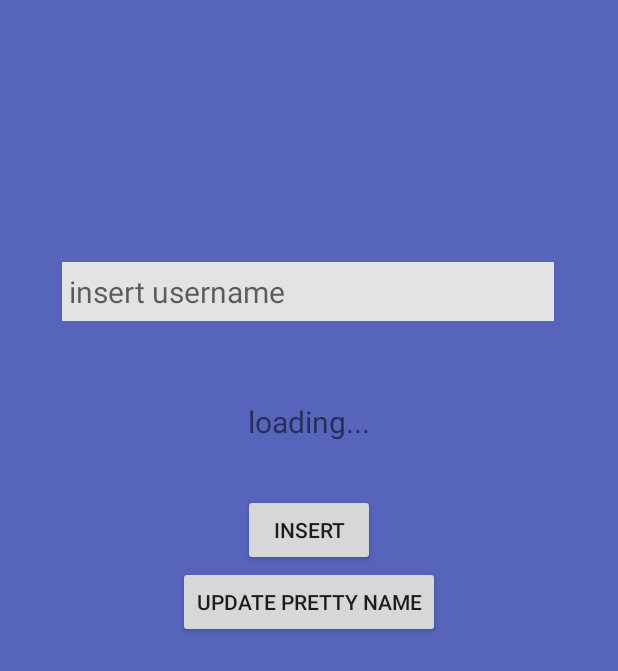
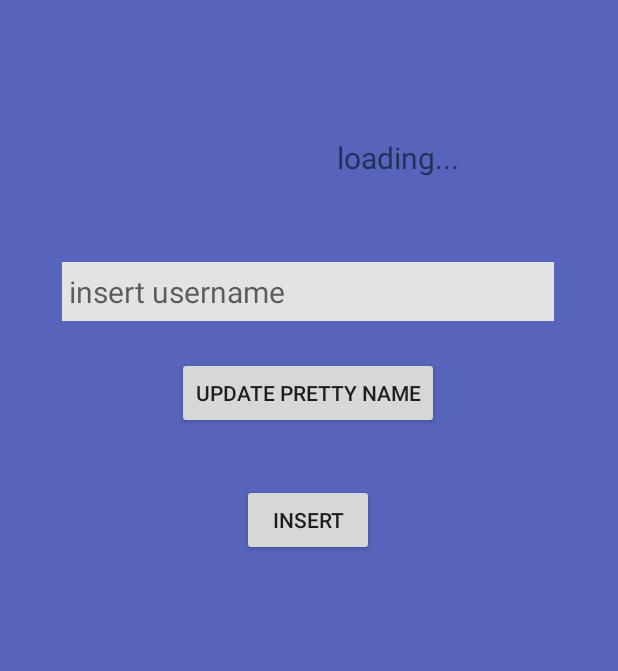
Before and after one commit to enavhasson/Server_Client_Calls, an Android app: the layout activity_main.xml on its own in the app's theme, with its tools: preview values and no code run, on a phone screen of 412 x 824 dp. Shown: the top 671 px of the screen. Run offline under Robolectric (Android 15) with nearby library versions, the phone set to English and light mode, and no system bars.

Commit message:
Code arrangement

```diff
--- a/app/src/main/AndroidManifest.xml
+++ b/app/src/main/AndroidManifest.xml
@@ -8,6 +8,7 @@
         android:label="@string/app_name"
         android:roundIcon="@mipmap/ic_launcher_round"
         android:supportsRtl="true"
+
         android:theme="@style/AppTheme">
         <activity android:name=".MainActivity">
             <intent-filter>
--- a/app/src/main/java/com/example/server_client_calls/ClientServerActivity.kt
+++ /dev/null
@@ -1,4 +0,0 @@
-package com.example.server_client_calls
-
-class ClientServerActivity {
-}
--- a/app/src/main/java/com/example/server_client_calls/ServerHolder.java
+++ b/app/src/main/java/com/example/server_client_calls/ServerHolder.java
@@ -2,7 +2,6 @@ package com.example.server_client_calls;
 
 import com.google.gson.Gson;
 import com.google.gson.GsonBuilder;
-
 import okhttp3.OkHttpClient;
 import retrofit2.Retrofit;
 import retrofit2.converter.gson.GsonConverterFactory;
@@ -12,7 +11,7 @@ public class ServerHolder {
     public static String BASE_URL= "http://10.0.0.9:5678";//todo debug
     private static ServerHolder instance = null;
 
-    synchronized static ServerHolder getInstance(){
+    public synchronized static ServerHolder getInstance(){
         if (instance == null) {
             instance = new ServerHolder();
         }
--- a/app/src/main/res/layout/activity_main.xml
+++ b/app/src/main/res/layout/activity_main.xml
@@ -12,14 +12,14 @@
         android:id="@+id/loadingTextView"
         android:layout_width="wrap_content"
         android:layout_height="wrap_content"
+        android:text="@string/loadingTextViewStr"
         android:textSize="20sp"
-        android:text="@string/loadingTextViewStr"
-        app:layout_constraintBottom_toBottomOf="parent"
+        app:layout_constraintBottom_toTopOf="@id/prettyNameTV"
         app:layout_constraintEnd_toEndOf="parent"
-        app:layout_constraintHorizontal_bias="0.499"
-        app:layout_constraintStart_toStartOf="parent"
-        app:layout_constraintTop_toBottomOf="@id/username_TV"
-        app:layout_constraintVertical_bias="0.092" />
+        app:layout_constraintHorizontal_bias="0.315"
+        app:layout_constraintStart_toEndOf="@id/profileImageView"
+        app:layout_constraintTop_toTopOf="parent"
+        app:layout_constraintVertical_bias="0.571" />
 
     <EditText
         android:id="@+id/username_TV"
@@ -43,10 +43,10 @@
         android:textSize="20sp"
         app:layout_constraintBottom_toBottomOf="parent"
         app:layout_constraintEnd_toEndOf="parent"
-        app:layout_constraintHorizontal_bias="0.499"
+        app:layout_constraintHorizontal_bias="0.498"
         app:layout_constraintStart_toStartOf="parent"
         app:layout_constraintTop_toTopOf="parent"
-        app:layout_constraintVertical_bias="0.304" />
+        app:layout_constraintVertical_bias="0.235" />
 
     <Button
         android:id="@+id/insert_button"
@@ -56,10 +56,10 @@
         android:text="@string/insert_button_text"
         app:layout_constraintBottom_toBottomOf="parent"
         app:layout_constraintEnd_toEndOf="parent"
-        app:layout_constraintHorizontal_bias="0.499"
+        app:layout_constraintHorizontal_bias="0.498"
         app:layout_constraintStart_toStartOf="parent"
-        app:layout_constraintTop_toBottomOf="@+id/prettyNameTV"
-        app:layout_constraintVertical_bias="0.0" />
+        app:layout_constraintTop_toBottomOf="@+id/username_TV"
+        app:layout_constraintVertical_bias="0.097" />
 
     <Button
         android:id="@+id/insertPrettyNameButton"
@@ -68,10 +68,10 @@
         android:text="UPDATE Pretty Name"
         app:layout_constraintBottom_toBottomOf="parent"
         app:layout_constraintEnd_toEndOf="parent"
-        app:layout_constraintHorizontal_bias="0.499"
+        app:layout_constraintHorizontal_bias="0.497"
         app:layout_constraintStart_toStartOf="parent"
-        app:layout_constraintTop_toBottomOf="@+id/insert_button"
-        app:layout_constraintVertical_bias="0.0" />
+        app:layout_constraintTop_toBottomOf="@+id/prettyNameTV"
+        app:layout_constraintVertical_bias="0.042" />
 
     <ImageView
         android:id="@+id/profileImageView"
@@ -89,9 +89,10 @@
         android:padding="20dp"
         app:layout_constraintBottom_toBottomOf="parent"
         app:layout_constraintEnd_toEndOf="parent"
+        app:layout_constraintHorizontal_bias="0.495"
         app:layout_constraintStart_toStartOf="parent"
         app:layout_constraintTop_toBottomOf="@id/insertPrettyNameButton"
-        app:layout_constraintVertical_bias="0.0">
+        app:layout_constraintVertical_bias="0.103">
 
         <ImageView
             android:id="@+id/crab_image"
--- a/app/src/main/res/values/strings.xml
+++ b/app/src/main/res/values/strings.xml
@@ -1,5 +1,5 @@
 <resources>
-    <string name="app_name">Server_Client_Calls</string>
+    <string name="app_name">Server Client</string>
     <string name="hint_username">" insert username "</string>
     <string name="insert_button_text">" Insert "</string>
     <string name="loadingTextViewStr">loading...</string>
```
Also changed, not shown: app/src/main/java/com/example/server_client_calls/GetApiUserWorker.kt (deleted, +0 -110 lines), app/src/main/java/com/example/server_client_calls/MainActivity.kt (+85 -87 lines), app/src/main/java/com/example/server_client_calls/getApi/UpdateImgUrlWorker.kt (added, +35 -0 lines), app/src/main/java/com/example/server_client_calls/getApi/UpdatePrettyWorker.kt (added, +35 -0 lines), app/src/main/java/com/example/server_client_calls/getApi/UserResWorker.kt (added, +36 -0 lines), app/src/main/java/com/example/server_client_calls/getApi/UserWorker.kt (added, +36 -0 lines).
